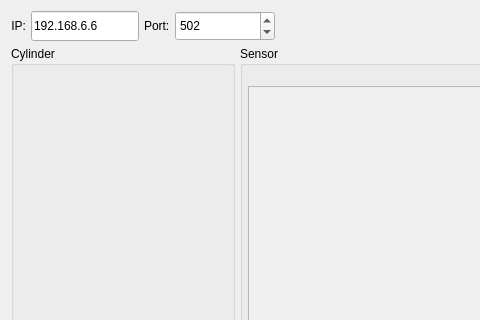
This is src/ui/PLC.ui in zhongbinyang/rabbit as Qt 5 draws it before an edit; both pictures show x 0 to 480 and y 0 to 320 of the 1066 by 876 pixel window. The edited form follows.
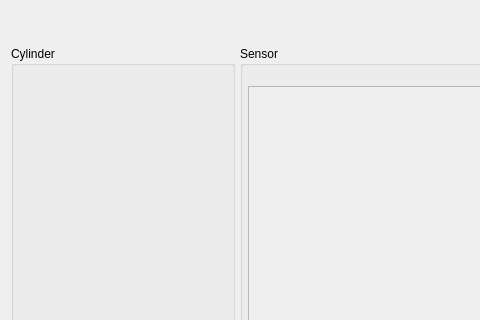
This is the edited form.

```diff
--- a/src/ui/PLC.ui
+++ b/src/ui/PLC.ui
@@ -19,58 +19,6 @@
    </property>
    <item>
     <layout class="QHBoxLayout" name="horizontalLayout_27">
-     <item>
-      <widget class="QLabel" name="label_21">
-       <property name="text">
-        <string>IP:</string>
-       </property>
-       <property name="alignment">
-        <set>Qt::AlignRight|Qt::AlignTrailing|Qt::AlignVCenter</set>
-       </property>
-      </widget>
-     </item>
-     <item>
-      <widget class="QLineEdit" name="ip">
-       <property name="sizePolicy">
-        <sizepolicy hsizetype="Preferred" vsizetype="Fixed">
-         <horstretch>0</horstretch>
-         <verstretch>0</verstretch>
-        </sizepolicy>
-       </property>
-       <property name="minimumSize">
-        <size>
-         <width>0</width>
-         <height>30</height>
-        </size>
-       </property>
-       <property name="text">
-        <string>192.168.6.6</string>
-       </property>
-      </widget>
-     </item>
-     <item>
-      <widget class="QLabel" name="label_24">
-       <property name="text">
-        <string>Port:</string>
-       </property>
-      </widget>
-     </item>
-     <item>
-      <widget class="QSpinBox" name="port">
-       <property name="minimumSize">
-        <size>
-         <width>100</width>
-         <height>30</height>
-        </size>
-       </property>
-       <property name="maximum">
-        <number>999999</number>
-       </property>
-       <property name="value">
-        <number>502</number>
-       </property>
-      </widget>
-     </item>
      <item>
       <widget class="QWidget" name="connectPLC" native="true">
        <property name="minimumSize">
```
